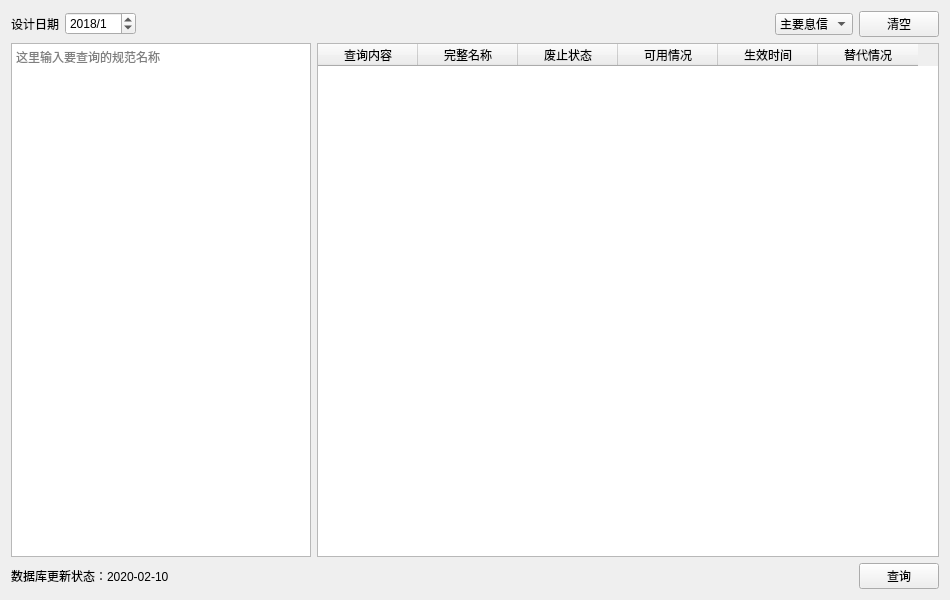
Above: check.ui from guodaxia9527/HXcheckTool before the change. Below: the same form after it.
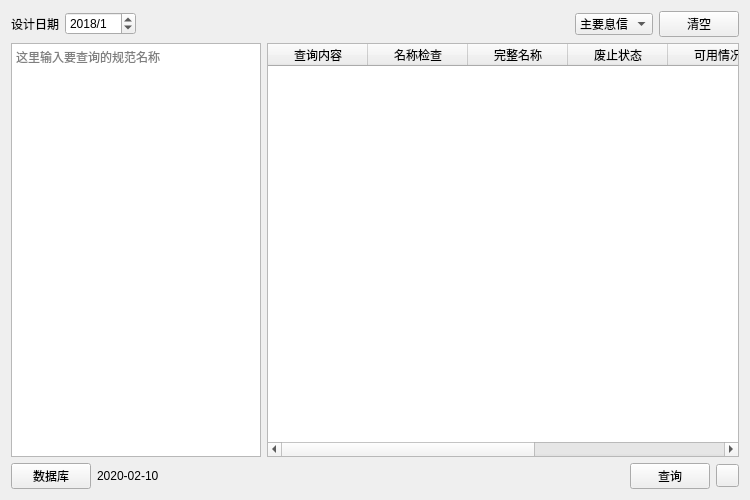
That is the form after the change.

What changed in the file:
```diff
--- a/check.ui
+++ b/check.ui
@@ -6,8 +6,8 @@
    <rect>
     <x>0</x>
     <y>0</y>
-    <width>950</width>
-    <height>600</height>
+    <width>750</width>
+    <height>500</height>
    </rect>
   </property>
   <property name="windowTitle">
@@ -87,13 +87,13 @@
          </property>
          <property name="minimumSize">
           <size>
-           <width>300</width>
+           <width>170</width>
            <height>0</height>
           </size>
          </property>
          <property name="maximumSize">
           <size>
-           <width>300</width>
+           <width>250</width>
            <height>16777215</height>
           </size>
          </property>
@@ -113,6 +113,12 @@
            <verstretch>0</verstretch>
           </sizepolicy>
          </property>
+         <property name="minimumSize">
+          <size>
+           <width>400</width>
+           <height>400</height>
+          </size>
+         </property>
          <property name="autoScroll">
           <bool>true</bool>
          </property>
@@ -129,13 +135,18 @@
           <number>0</number>
          </property>
          <property name="columnCount">
-          <number>6</number>
+          <number>7</number>
          </property>
          <column>
           <property name="text">
            <string>查询内容</string>
           </property>
          </column>
+         <column>
+          <property name="text">
+           <string>名称检查</string>
+          </property>
+         </column>
          <column>
           <property name="text">
            <string>完整名称</string>
@@ -167,10 +178,17 @@
      </item>
      <item>
       <layout class="QHBoxLayout" name="horizontalLayout_2">
+       <item>
+        <widget class="QPushButton" name="pushButton_3">
+         <property name="text">
+          <string>数据库</string>
+         </property>
+        </widget>
+       </item>
        <item>
         <widget class="QLabel" name="label_2">
          <property name="text">
-          <string>数据库更新状态：2020-02-10</string>
+          <string>2020-02-10</string>
          </property>
         </widget>
        </item>
@@ -194,6 +212,19 @@
          </property>
         </widget>
        </item>
+       <item>
+        <widget class="QPushButton" name="pushButton_4">
+         <property name="maximumSize">
+          <size>
+           <width>23</width>
+           <height>23</height>
+          </size>
+         </property>
+         <property name="text">
+          <string/>
+         </property>
+        </widget>
+       </item>
       </layout>
      </item>
     </layout>
```
